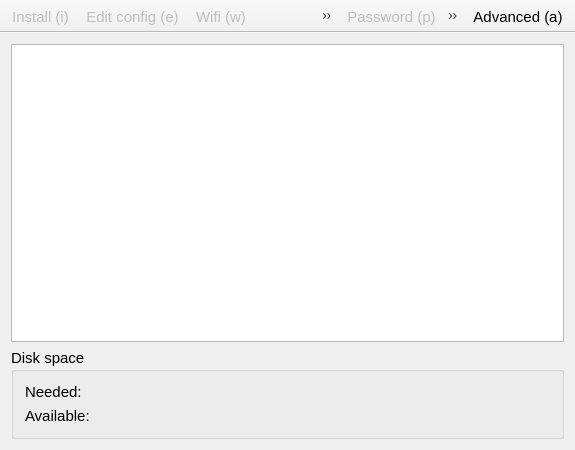
First picture: the form in recovery/mainwindow.ui, repository procount/pinn, before the edit.
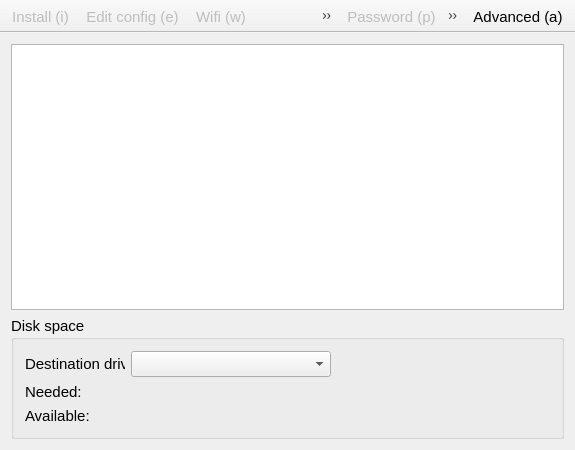
Second picture: the form after the edit. Icons and pictures are not drawn.

What changed in the file:
```diff
--- a/recovery/mainwindow.ui
+++ b/recovery/mainwindow.ui
@@ -48,13 +48,42 @@
       </property>
       <layout class="QGridLayout" name="gridLayout">
        <item row="0" column="0">
+         <widget class="QLabel" name="targetLabel">
+          <property name="maximumSize">
+           <size>
+            <width>100</width>
+            <height>16777215</height>
+           </size>
+          </property>
+          <property name="text">
+           <string>Destination drive:</string>
+          </property>
+         </widget>
+        </item>
+        <item row="0" column="1">
+         <widget class="QComboBox" name="targetCombo">
+          <property name="minimumSize">
+           <size>
+            <width>0</width>
+            <height>0</height>
+           </size>
+          </property>
+          <property name="maximumSize">
+           <size>
+            <width>200</width>
+            <height>16777215</height>
+           </size>
+          </property>
+         </widget>
+        </item>
+        <item row="1" column="0" colspan="3">
         <widget class="QLabel" name="neededLabel">
          <property name="text">
           <string>Needed:</string>
          </property>
         </widget>
        </item>
-       <item row="1" column="0">
+       <item row="2" column="0" colspan="3">
         <widget class="QLabel" name="availableLabel">
          <property name="text">
           <string>Available:</string>
```
